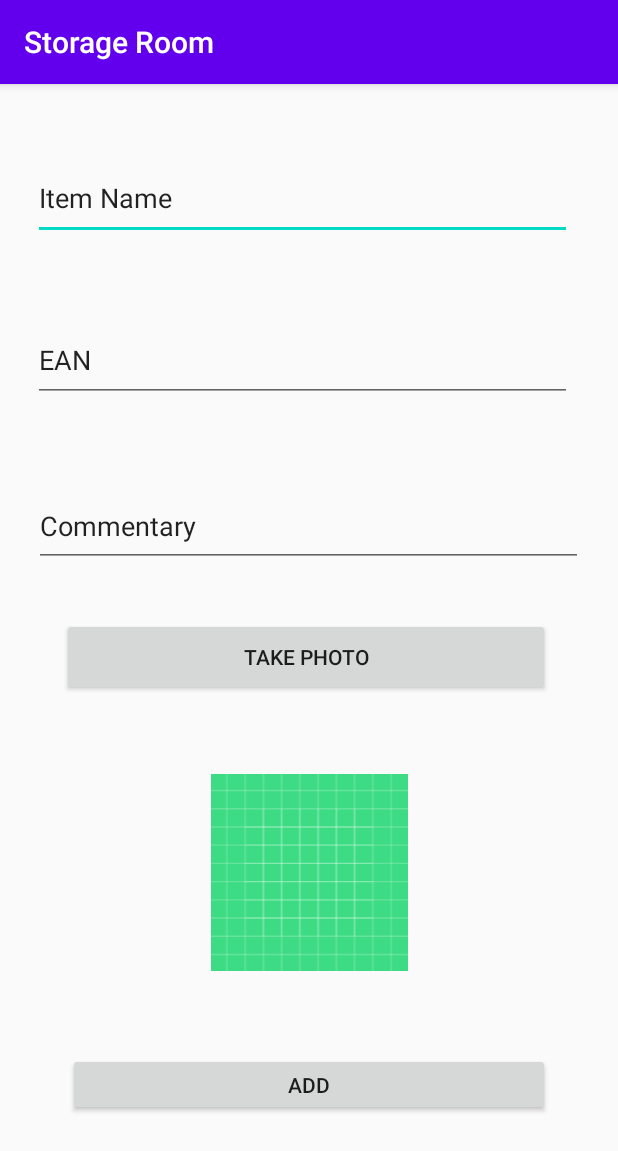
After one commit to drolewski/StorageRoom, an Android app: the AddSingleItem screen opened directly, with no data from a screen before it, on a phone screen of 412 x 824 dp. The commit adds this screen. Shown: the top 1151 px of the screen. Run offline under Robolectric (Android 15) with nearby library versions, the phone set to English and light mode, and no system bars.

Commit message:
Add single Item

```diff
--- /dev/null
+++ b/app/src/main/res/layout/activity_add_single_item.xml
@@ -0,0 +1,81 @@
+<?xml version="1.0" encoding="utf-8"?>
+<androidx.constraintlayout.widget.ConstraintLayout xmlns:android="http://schemas.android.com/apk/res/android"
+    xmlns:app="http://schemas.android.com/apk/res-auto"
+    xmlns:tools="http://schemas.android.com/tools"
+    android:layout_width="match_parent"
+    android:layout_height="match_parent"
+    tools:context=".AddSingleItem">
+
+    <EditText
+        android:id="@+id/itemName"
+        android:layout_width="359dp"
+        android:layout_height="56dp"
+        android:layout_marginTop="48dp"
+        android:ems="10"
+        android:inputType="textPersonName"
+        android:text="Item Name"
+        app:layout_constraintEnd_toEndOf="parent"
+        app:layout_constraintHorizontal_bias="0.423"
+        app:layout_constraintStart_toStartOf="parent"
+        app:layout_constraintTop_toTopOf="parent" />
+
+    <EditText
+        android:id="@+id/ean"
+        android:layout_width="359dp"
+        android:layout_height="56dp"
+        android:layout_marginTop="52dp"
+        android:ems="10"
+        android:inputType="textPersonName"
+        android:text="EAN"
+        app:layout_constraintEnd_toEndOf="parent"
+        app:layout_constraintHorizontal_bias="0.423"
+        app:layout_constraintStart_toStartOf="parent"
+        app:layout_constraintTop_toBottomOf="@+id/itemName" />
+
+    <EditText
+        android:id="@+id/commentary"
+        android:layout_width="366dp"
+        android:layout_height="54dp"
+        android:layout_marginTop="56dp"
+        android:ems="10"
+        android:inputType="textPersonName"
+        android:text="Commentary"
+        app:layout_constraintEnd_toEndOf="parent"
+        app:layout_constraintHorizontal_bias="0.488"
+        app:layout_constraintStart_toStartOf="parent"
+        app:layout_constraintTop_toBottomOf="@+id/ean" />
+
+    <Button
+        android:id="@+id/addIt"
+        android:layout_width="321dp"
+        android:layout_height="42dp"
+        android:layout_marginBottom="80dp"
+        android:text="Add"
+        app:layout_constraintBottom_toBottomOf="parent"
+        app:layout_constraintEnd_toEndOf="parent"
+        app:layout_constraintStart_toStartOf="parent" />
+
+    <Button
+        android:id="@+id/takePhoto"
+        android:layout_width="325dp"
+        android:layout_height="52dp"
+        android:text="Take Photo"
+        app:layout_constraintBottom_toTopOf="@+id/addIt"
+        app:layout_constraintEnd_toEndOf="parent"
+        app:layout_constraintHorizontal_bias="0.476"
+        app:layout_constraintStart_toStartOf="parent"
+        app:layout_constraintTop_toBottomOf="@+id/commentary"
+        app:layout_constraintVertical_bias="0.126" />
+
+    <ImageView
+        android:id="@+id/itemImage"
+        android:layout_width="161dp"
+        android:layout_height="131dp"
+        android:layout_marginTop="52dp"
+        android:src="@drawable/ic_launcher_background"
+        app:layout_constraintBottom_toTopOf="@+id/addIt"
+        app:layout_constraintEnd_toEndOf="parent"
+        app:layout_constraintStart_toStartOf="parent"
+        app:layout_constraintTop_toBottomOf="@+id/takePhoto"
+        app:layout_constraintVertical_bias="0.0" />
+</androidx.constraintlayout.widget.ConstraintLayout>
```
Also changed, not shown: app/src/main/AndroidManifest.xml (+11 -0 lines), app/src/main/java/io/drolewski/storageroom/activities/AddBox.kt (added, +37 -0 lines), app/src/main/java/io/drolewski/storageroom/activities/AddItem.kt (added, +41 -0 lines), app/src/main/java/io/drolewski/storageroom/activities/AddSingleItem.kt (added, +84 -0 lines), app/src/main/java/io/drolewski/storageroom/activities/MenuStart.kt (+16 -0 lines), app/src/main/res/layout/activity_add_box.xml (added, +103 -0 lines), app/src/main/res/layout/activity_add_item.xml (added, +29 -0 lines), app/src/main/res/layout/activity_menu_start.xml (+11 -0 lines).
